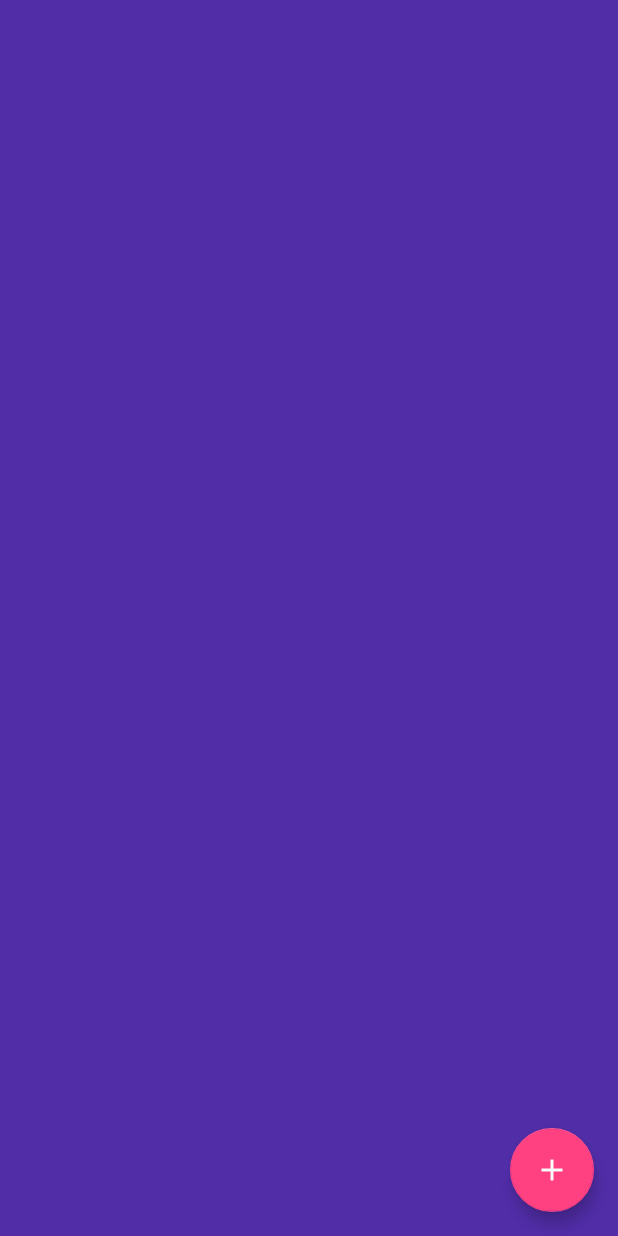
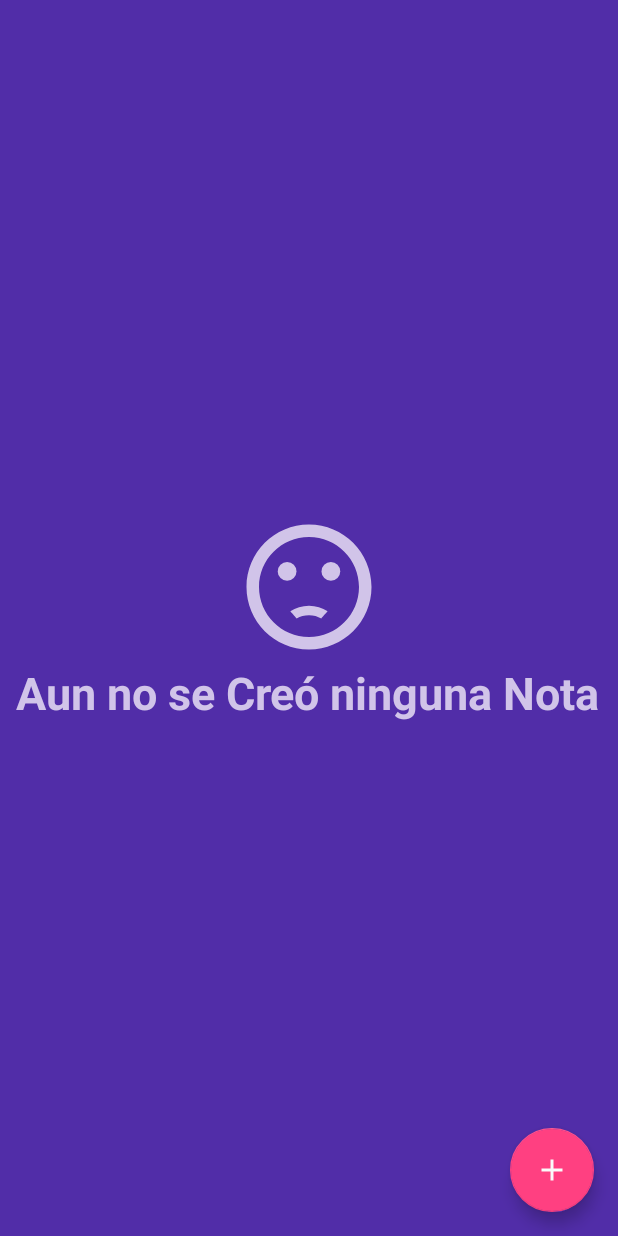
Before and after one commit to Raikonif/PandyApk, an Android app: the NotesListFragment screen opened directly, with no data from a screen before it, on a phone screen of 412 x 824 dp. Run offline under Robolectric (Android 15) with nearby library versions, the phone set to English and light mode, and no system bars; our stand-ins replace Firebase (no records; nobody signed in at launch, a user with empty details on screens opened directly).

Commit message:
added function itemClick to ListNoteFragment

```diff
--- a/app/src/main/java/com/dai/pandyapk/core/BaseViewHolder.kt
+++ b/app/src/main/java/com/dai/pandyapk/core/BaseViewHolder.kt
@@ -4,6 +4,7 @@ import android.view.View
 import androidx.appcompat.view.menu.ActionMenuItemView
 import androidx.recyclerview.widget.RecyclerView
 
-abstract class BaseViewHolder<T> (itemView: View) : RecyclerView.ViewHolder(itemView) {
+abstract class BaseViewHolder<T> (itemView: View) :
+    RecyclerView.ViewHolder(itemView) {
     abstract fun bind (item: T)
 }
--- a/app/src/main/java/com/dai/pandyapk/ui/notes/NotesListFragment.kt
+++ b/app/src/main/java/com/dai/pandyapk/ui/notes/NotesListFragment.kt
@@ -1,11 +1,13 @@
 package com.dai.pandyapk.ui.notes
 
 import android.os.Bundle
+import android.util.Log
 import androidx.fragment.app.Fragment
 import android.view.View
 import androidx.fragment.app.viewModels
 import androidx.lifecycle.Observer
 import androidx.navigation.fragment.findNavController
+import androidx.recyclerview.widget.DividerItemDecoration
 import com.dai.pandyapk.R
 import com.dai.pandyapk.core.Resource
 import com.dai.pandyapk.databinding.FragmentNotesListBinding
@@ -23,8 +25,8 @@ import com.google.firebase.firestore.ktx.firestore
 import com.google.firebase.ktx.Firebase
 
 
-class NotesListFragment :
-    Fragment(R.layout.fragment_notes_list) /*NoteListAdapter.OnClickListener*/ {
+class NotesListFragment : Fragment(R.layout.fragment_notes_list),
+    NoteListAdapter.OnNoteClickListener {
 
     private lateinit var binding: FragmentNotesListBinding
     private val viewModel by viewModels<NoteListViewModel>
@@ -41,14 +43,27 @@ class NotesListFragment :
         binding = FragmentNotesListBinding.bind(view)
 
         viewModel.fetchLatestNotes().observe(viewLifecycleOwner, Observer { result ->
-            when(result) {
+            when (result) {
                 is Resource.Loading -> {
                     binding.pbNoteList.visibility = View.VISIBLE
                 }
 
                 is Resource.Success -> {
                     binding.pbNoteList.visibility = View.GONE
-                    binding.rvNotes.adapter = NoteListAdapter(result.data)
+                    if (result.data.isEmpty()) {
+                        binding.emptyContainer.visibility = View.VISIBLE
+                        return@Observer
+                    } else {
+                        binding.emptyContainer.visibility = View.GONE
+                    }
+                    binding.rvNotes.addItemDecoration(
+                        DividerItemDecoration(
+                            context,
+                            DividerItemDecoration.VERTICAL
+                        )
+                    )
+                    binding.rvNotes.adapter = NoteListAdapter(result.data, this)
+
                 }
 
                 is Resource.Failure -> {
@@ -63,4 +78,28 @@ class NotesListFragment :
             findNavController().navigate(action)
         }
     }
+// TODO: ARREGLAR LA FUNCION Y AGREGAR A NAVIGATION COMPONENTS
+//    override fun onNote(note: Note) {
+//        val action = NotesListFragmentDirections.actionNotesListFragmentToNoteDetailFragment(
+//
+//        )
+//        findNavController().navigate(action)
+//        Log.d("Movie", "onMovieClick: $note")
+//    }
+
+    override fun onNoteClick(note: Note) {
+        val action = NotesListFragmentDirections.actionNotesListFragmentToNoteDetailFragment(
+            note.title!!,
+            note.description!!,
+            note.imgUrl!!,
+            note.createdAt.toString(),
+            note.favorite!!
+        )
+        findNavController().navigate(action)
+    }
+
+//    override fun onImageNoteClick(image: String) {
+//        val action = NotesListFragmentDirections.actionNotesListFragmentToImageNoteDetailFragment()
+//        findNavController().navigate(action)
+//    }
 }
--- /dev/null
+++ b/app/src/main/res/drawable/ic_sad.xml
@@ -0,0 +1,7 @@
+<vector android:height="24dp" android:tint="#D1C4E9"
+    android:viewportHeight="24" android:viewportWidth="24"
+    android:width="24dp" xmlns:android="http://schemas.android.com/apk/res/android">
+    <path android:fillColor="@android:color/white" android:pathData="M15.5,9.5m-1.5,0a1.5,1.5 0,1 1,3 0a1.5,1.5 0,1 1,-3 0"/>
+    <path android:fillColor="@android:color/white" android:pathData="M8.5,9.5m-1.5,0a1.5,1.5 0,1 1,3 0a1.5,1.5 0,1 1,-3 0"/>
+    <path android:fillColor="@android:color/white" android:pathData="M11.99,2C6.47,2 2,6.48 2,12s4.47,10 9.99,10C17.52,22 22,17.52 22,12S17.52,2 11.99,2zM12,20c-4.42,0 -8,-3.58 -8,-8s3.58,-8 8,-8 8,3.58 8,8 -3.58,8 -8,8zM12,16.5c0.73,0 1.39,0.19 1.97,0.53 0.12,-0.14 0.86,-0.98 1.01,-1.14 -0.85,-0.56 -1.87,-0.89 -2.98,-0.89 -1.11,0 -2.13,0.33 -2.99,0.88 0.97,1.09 0.01,0.02 1.01,1.14 0.59,-0.33 1.25,-0.52 1.98,-0.52z"/>
+</vector>
--- a/app/src/main/res/layout/activity_main.xml
+++ b/app/src/main/res/layout/activity_main.xml
@@ -6,6 +6,8 @@
     android:layout_height="match_parent"
     android:background="@color/background"
     tools:context=".ui.MainActivity">
+
+
 
     <androidx.fragment.app.FragmentContainerView
         android:id="@+id/nav_host_fragment"
--- a/app/src/main/res/layout/fragment_notes_list.xml
+++ b/app/src/main/res/layout/fragment_notes_list.xml
@@ -1,9 +1,9 @@
 <?xml version="1.0" encoding="utf-8"?>
 <androidx.constraintlayout.widget.ConstraintLayout xmlns:android="http://schemas.android.com/apk/res/android"
+    xmlns:app="http://schemas.android.com/apk/res-auto"
     xmlns:tools="http://schemas.android.com/tools"
     android:layout_width="match_parent"
     android:layout_height="match_parent"
-    xmlns:app="http://schemas.android.com/apk/res-auto"
     android:background="@color/colorPrimaryDark"
     tools:context=".ui.notes.NotesListFragment">
 
@@ -21,6 +21,36 @@
     <!--        app:layout_constraintEnd_toEndOf="parent"-->
     <!--        app:layout_constraintStart_toStartOf="parent"-->
     <!--        app:layout_constraintTop_toTopOf="parent" />-->
+    <RelativeLayout
+        android:id="@+id/empty_container"
+        android:layout_width="match_parent"
+        android:layout_height="match_parent"
+        android:padding="10dp"
+        android:visibility="gone">
+
+        <LinearLayout
+            android:layout_width="match_parent"
+            android:layout_height="wrap_content"
+            android:layout_centerInParent="true"
+            android:orientation="vertical">
+
+            <ImageView
+                android:layout_width="100dp"
+                android:layout_height="100dp"
+                android:layout_gravity="center"
+                android:src="@drawable/ic_sad" />
+
+            <TextView
+                android:layout_width="wrap_content"
+                android:layout_height="wrap_content"
+                android:layout_centerInParent="true"
+                android:gravity="center"
+                android:text="Aun no se Creó ninguna Nota"
+                android:textColor="@color/primary_light"
+                android:textSize="30sp"
+                android:textStyle="bold" />
+        </LinearLayout>
+    </RelativeLayout>
 
     <androidx.recyclerview.widget.RecyclerView
         android:id="@+id/rv_notes"
@@ -37,23 +67,21 @@
         android:id="@+id/pb_note_list"
         android:layout_width="wrap_content"
         android:layout_height="wrap_content"
+        android:visibility="gone"
+        app:layout_constraintBottom_toBottomOf="parent"
+        app:layout_constraintEnd_toEndOf="parent"
         app:layout_constraintStart_toStartOf="parent"
-        app:layout_constraintEnd_toEndOf="parent"
-        app:layout_constraintTop_toTopOf="parent"
-        app:layout_constraintBottom_toBottomOf="parent"
-        android:visibility="gone"
-        />
+        app:layout_constraintTop_toTopOf="parent" />
 
     <com.google.android.material.floatingactionbutton.FloatingActionButton
         android:id="@+id/btn_float_new_note"
         android:layout_width="wrap_content"
         android:layout_height="wrap_content"
         android:layout_margin="16dp"
+        android:contentDescription="Add button note"
         android:src="@drawable/ic_plus"
         app:layout_constraintBottom_toBottomOf="@+id/rv_notes"
-        app:layout_constraintEnd_toEndOf="parent"
-        android:contentDescription="Add button note" />
-
+        app:layout_constraintEnd_toEndOf="parent" />
 
 
 </androidx.constraintlayout.widget.ConstraintLayout>
--- a/app/src/main/res/navigation/main_graph.xml
+++ b/app/src/main/res/navigation/main_graph.xml
@@ -43,6 +43,12 @@
         <action
             android:id="@+id/action_notesListFragment_to_cameraFragment"
             app:destination="@id/cameraFragment" />
+        <action
+            android:id="@+id/action_notesListFragment_to_noteDetailFragment"
+            app:destination="@id/noteDetailFragment" />
+        <action
+            android:id="@+id/action_notesListFragment_to_imageNoteDetailFragment"
+            app:destination="@id/imageNoteDetailFragment" />
     </fragment>
     <fragment
         android:id="@+id/cameraFragment"
@@ -53,4 +59,28 @@
             android:id="@+id/action_cameraFragment_to_notesListFragment"
             app:destination="@id/notesListFragment" />
     </fragment>
+    <fragment
+        android:id="@+id/noteDetailFragment"
+        android:name="com.dai.pandyapk.ui.notes.NoteDetailFragment"
+        android:label="fragment_note_detail"
+        tools:layout="@layout/fragment_note_detail" >
+        <argument
+            android:name="title"
+            app:argType="string" />
+        <argument android:name="description"
+            app:argType="string" />
+        <argument android:name="imgUrl"
+            app:argType="string" />
+        <argument
+            android:name="createdAt"
+            app:argType="string" />
+        <argument
+            android:name="favorite"
+            app:argType="boolean" />
+    </fragment>
+    <fragment
+        android:id="@+id/imageNoteDetailFragment"
+        android:name="com.dai.pandyapk.ui.notes.ImageNoteDetailFragment"
+        android:label="fragment_image_note_detail"
+        tools:layout="@layout/fragment_image_note_detail" />
 </navigation>
--- a/build.gradle
+++ b/build.gradle
@@ -3,12 +3,16 @@ buildscript {
     repositories {
         google()
         mavenCentral()
+        maven { url 'https://jitpack.io' }
+
     }
+
     dependencies {
         classpath 'com.google.gms:google-services:4.3.10'
         classpath 'com.android.tools.build:gradle:7.0.3'
         classpath "org.jetbrains.kotlin:kotlin-gradle-plugin:1.6.0"
         classpath "androidx.navigation:navigation-safe-args-gradle-plugin:2.4.0-beta02"
+
         // NOTE: Do not place your application dependencies here; they belong
         // in the individual module build.gradle files
     }
```
Also changed, not shown: app/build.gradle (+7 -0 lines), app/src/main/java/com/dai/pandyapk/ui/notes/ImageNoteDetailFragment.kt (renamed from app/src/main/java/com/dai/pandyapk/ui/notes/NoteCreatorFragment.kt, +4 -5 lines), app/src/main/java/com/dai/pandyapk/ui/notes/NoteDetailFragment.kt (added, +26 -0 lines), app/src/main/java/com/dai/pandyapk/ui/notes/adapter/NoteListAdapter.kt (+28 -34 lines), app/src/main/res/layout/fragment_image_note_detail.xml (added, +10 -0 lines), app/src/main/res/layout/fragment_note_creator.xml (deleted, +0 -20 lines), app/src/main/res/layout/fragment_note_detail.xml (added, +65 -0 lines). Lines whose indentation alone changed are shown as unchanged.
